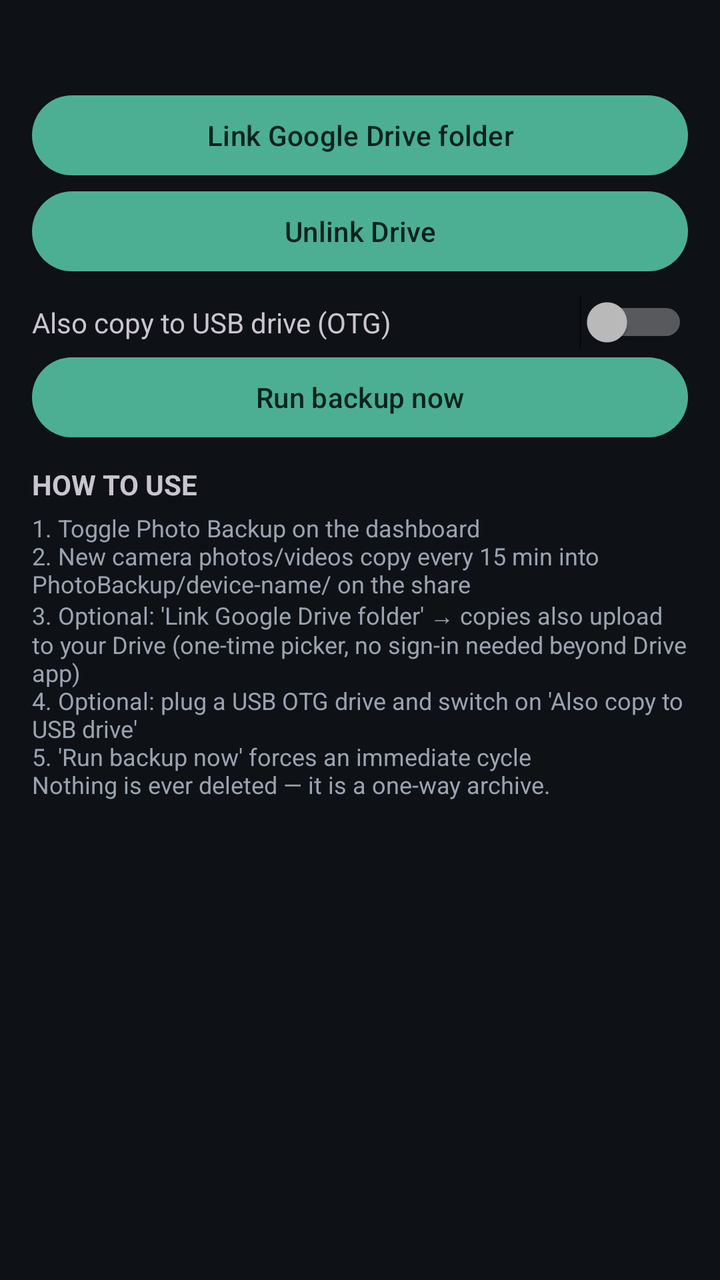
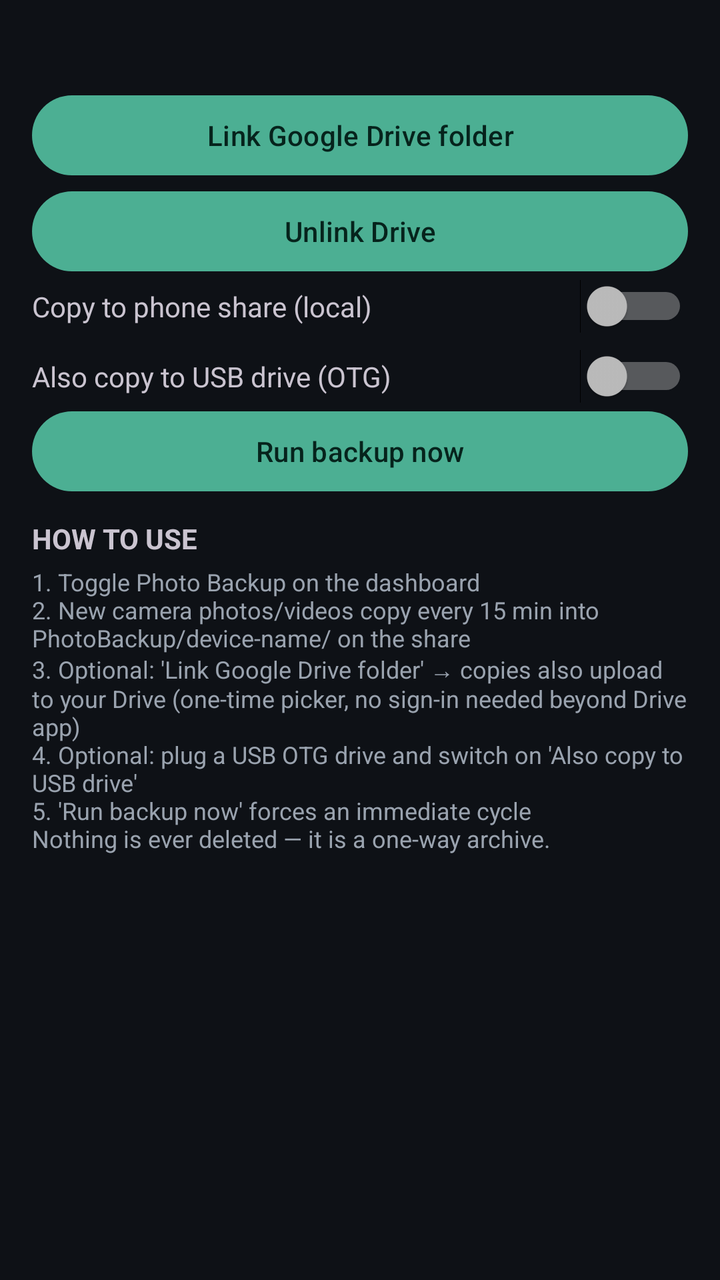

Before-and-after screenshots of an Android layout around one commit, followed by the original layout XML and the change that was made.
<!-- AndroidManifest.xml: application theme Theme.App -->
<!-- res/layout/activity_backup.xml -->
<?xml version="1.0" encoding="utf-8"?>
<ScrollView xmlns:android="http://schemas.android.com/apk/res/android"
    android:layout_width="match_parent"
    android:layout_height="match_parent">

    <LinearLayout
        android:layout_width="match_parent"
        android:layout_height="wrap_content"
        android:orientation="vertical"
        android:padding="16dp">

        <TextView
            android:id="@+id/textBackup"
            android:layout_width="match_parent"
            android:layout_height="wrap_content"
            android:textSize="13sp"
            android:fontFamily="monospace"
            android:textIsSelectable="true"/>

        <Button
            android:id="@+id/buttonPickDrive"
            android:layout_width="match_parent"
            android:layout_height="wrap_content"
            android:layout_marginTop="10dp"
            android:text="Link Google Drive folder"/>

        <Button
            android:id="@+id/buttonClearDrive"
            android:layout_width="match_parent"
            android:layout_height="wrap_content"
            android:text="Unlink Drive"/>

        <LinearLayout
            android:layout_width="match_parent"
            android:layout_height="wrap_content"
            android:orientation="horizontal"
            android:gravity="center_vertical"
            android:layout_marginTop="8dp">
            <TextView
                android:layout_width="0dp"
                android:layout_height="wrap_content"
                android:layout_weight="1"
                android:text="Also copy to USB drive (OTG)"/>
            <Switch
                android:id="@+id/swUsb"
                android:layout_width="wrap_content"
                android:layout_height="wrap_content"/>
        </LinearLayout>

        <Button
            android:id="@+id/buttonAllFiles"
            android:layout_width="match_parent"
            android:layout_height="wrap_content"
            android:visibility="gone"
            android:text="Grant All-files access (Android 10+)"/>

        <Button
            android:id="@+id/buttonRunNow"
            android:layout_width="match_parent"
            android:layout_height="wrap_content"
            android:text="Run backup now"/>

        <TextView
            android:layout_width="match_parent"
            android:layout_height="wrap_content"
            android:layout_marginTop="10dp"
            android:text="HOW TO USE"
            android:textStyle="bold"/>

        <TextView
            android:layout_width="match_parent"
            android:layout_height="wrap_content"
            android:layout_marginTop="4dp"
            android:textSize="12sp"
            android:text="1. Toggle Photo Backup on the dashboard\n2. New camera photos/videos copy every 15 min into PhotoBackup/device-name/ on the share\n3. Optional: 'Link Google Drive folder' → copies also upload to your Drive (one-time picker, no sign-in needed beyond Drive app)\n4. Optional: plug a USB OTG drive and switch on 'Also copy to USB drive'\n5. 'Run backup now' forces an immediate cycle\nNothing is ever deleted — it is a one-way archive."
            android:textColor="?android:attr/textColorSecondary"/>
    </LinearLayout>
</ScrollView>
<!-- resources referenced by this layout -->
<resources>
  <style name="Theme.App" parent="Theme.Material3.Dark.NoActionBar">
          <item name="android:colorBackground">#0E1116</item>
          <item name="colorSurface">#171C24</item>
          <item name="colorPrimary">#4CAF93</item>
          <item name="colorOnPrimary">#06231C</item>
          <item name="android:statusBarColor">#0E1116</item>
          <item name="android:navigationBarColor">#0E1116</item>
          <item name="android:textColorPrimary">#E6E9EE</item>
          <item name="android:textColorSecondary">#9AA3AF</item>
      </style>
</resources>

<!-- the commit's change to res/layout/activity_backup.xml (unified diff, before → after) -->
@@ -29,6 +29,22 @@
             android:layout_width="match_parent"
             android:layout_height="wrap_content"
             android:text="Unlink Drive"/>
+
+        <LinearLayout
+            android:layout_width="match_parent"
+            android:layout_height="wrap_content"
+            android:orientation="horizontal"
+            android:gravity="center_vertical">
+            <TextView
+                android:layout_width="0dp"
+                android:layout_height="wrap_content"
+                android:layout_weight="1"
+                android:text="Copy to phone share (local)"/>
+            <Switch
+                android:id="@+id/swLocal"
+                android:layout_width="wrap_content"
+                android:layout_height="wrap_content"/>
+        </LinearLayout>
 
         <LinearLayout
             android:layout_width="match_parent"
